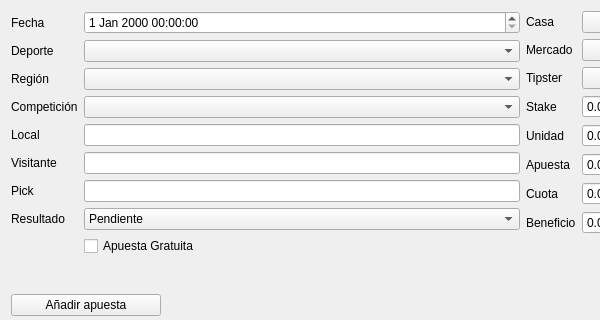
Before: the Qt Designer form ui/new_bet.ui in soker90/betcon, drawn with Qt 5; both pictures show x 0 to 600 and y 0 to 320 of the 1046 by 530 pixel window.
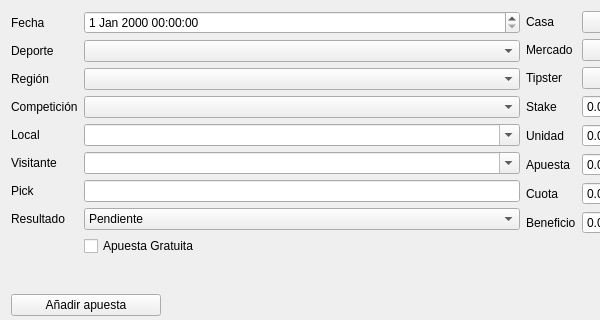
After: the same form once the commit is applied.

Commit message: 1. Autocomplete of players in bets

Patch:
```diff
--- a/ui/new_bet.ui
+++ b/ui/new_bet.ui
@@ -72,9 +72,6 @@
            </property>
           </widget>
          </item>
-         <item row="4" column="1">
-          <widget class="QLineEdit" name="txtPlayer1"/>
-         </item>
          <item row="5" column="0">
           <widget class="QLabel" name="label_13">
            <property name="text">
@@ -82,9 +79,6 @@
            </property>
           </widget>
          </item>
-         <item row="5" column="1">
-          <widget class="QLineEdit" name="txtPlayer2"/>
-         </item>
          <item row="6" column="0">
           <widget class="QLabel" name="label_14">
            <property name="text">
@@ -158,6 +152,20 @@
            </property>
           </widget>
          </item>
+         <item row="4" column="1">
+          <widget class="QComboBox" name="txtPlayer1">
+           <property name="editable">
+            <bool>true</bool>
+           </property>
+          </widget>
+         </item>
+         <item row="5" column="1">
+          <widget class="QComboBox" name="txtPlayer2">
+           <property name="editable">
+            <bool>true</bool>
+           </property>
+          </widget>
+         </item>
         </layout>
        </item>
        <item>
```
Left out of the diff: 2 changed lines with no effect on the pictures. The commit also changes 2 other files.
